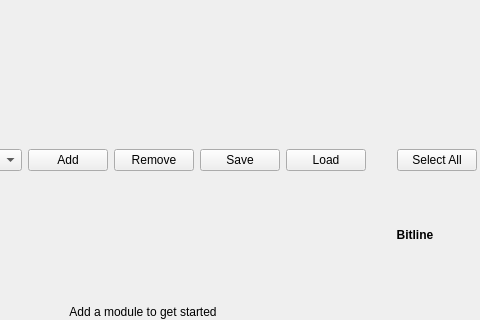
arc-instruments/arc2control, file uis/mainwindow.ui: the form before one commit; both pictures show x 220 to 700 and y 164 to 484 of the 1085 by 682 pixel window.
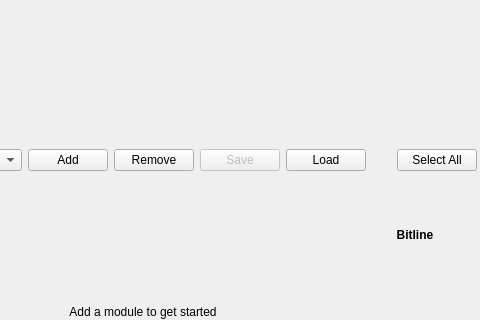
The form after the commit. Custom widgets are drawn as their Qt base class.

What changed in the file:
```diff
--- a/uis/mainwindow.ui
+++ b/uis/mainwindow.ui
@@ -53,6 +53,9 @@
           </item>
           <item>
            <widget class="QPushButton" name="saveModuleButton">
+            <property name="enabled">
+             <bool>false</bool>
+            </property>
             <property name="text">
              <string>Save</string>
             </property>
```
